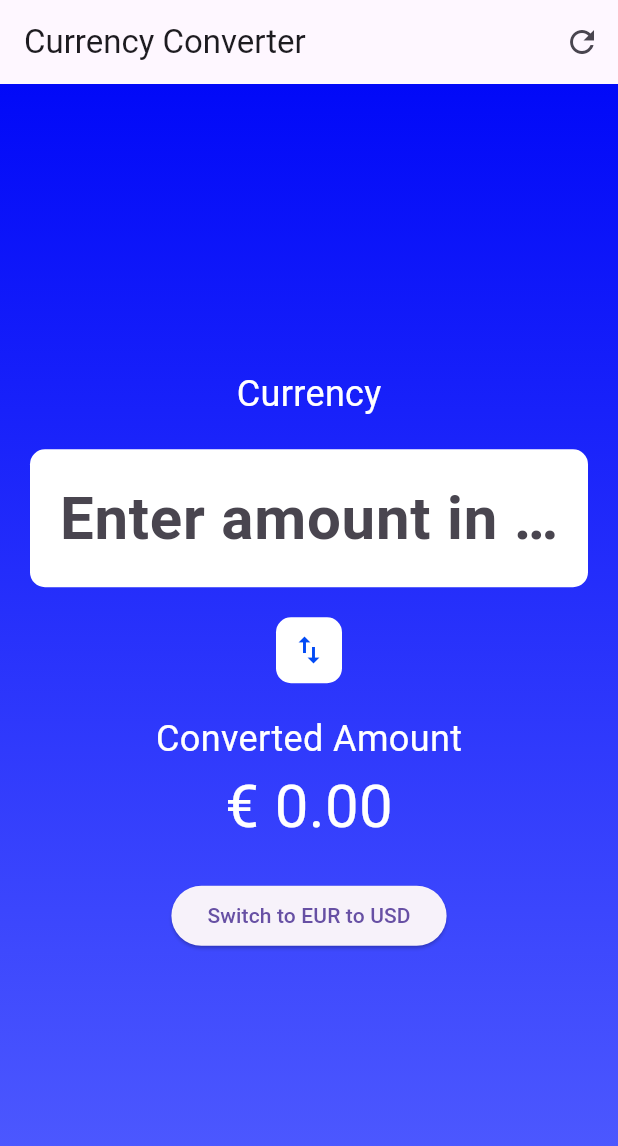
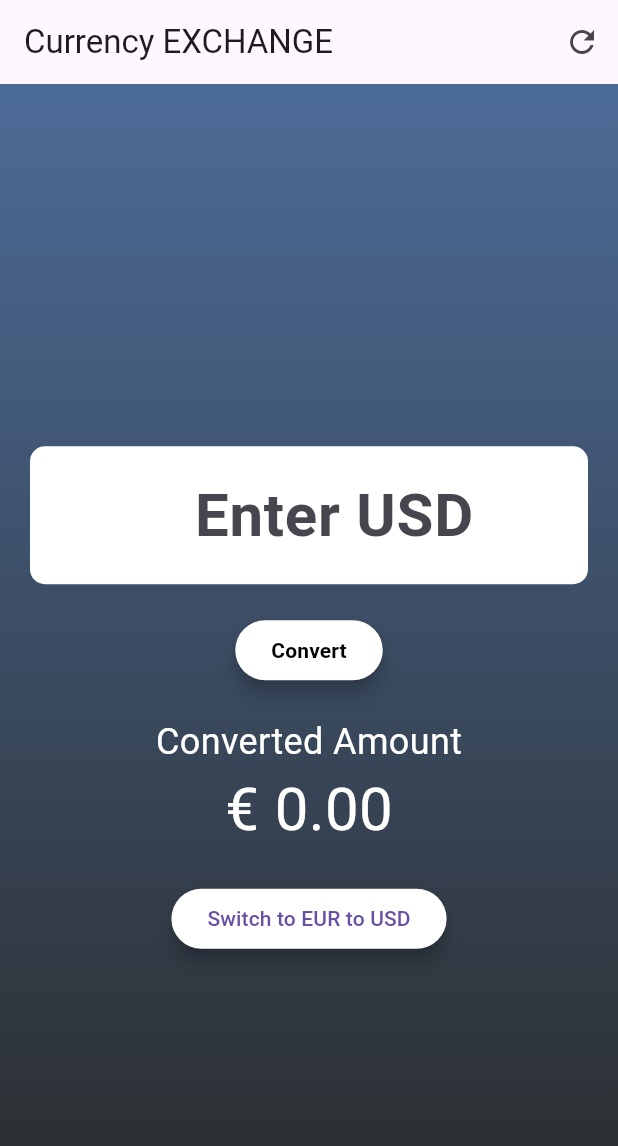
Before and after one commit to Carlang77/mobileapp_currencyconverter_test, a Flutter app: the screen it shows after launch, on a phone screen of 412 x 824 dp. Shown: the top 1146 px of the screen. Run offline on Flutter 3.47's test engine with Material 3 defaults, Android fonts, the light colour scheme and no system bars; network calls fail.

Commit message:
Update to layout

```diff
--- a/lib/main.dart
+++ b/lib/main.dart
@@ -68,7 +68,7 @@ class _ExchangeScreenState extends State<ExchangeScreen> {
   Widget build(BuildContext context) {
     return Scaffold(
       appBar: AppBar(
-        title: Text('Currency Converter'),
+        title: Text('Currency EXCHANGE'),
         actions: [
           IconButton(
             icon: Icon(Icons.refresh),
@@ -78,46 +78,63 @@ class _ExchangeScreenState extends State<ExchangeScreen> {
       ),
       body: Container(
         padding: EdgeInsets.all(20.0),
+        decoration: BoxDecoration(
+          gradient: LinearGradient(
+            colors: [
+              Color.fromARGB(255, 76, 107, 151), // Top half is white
+              const Color.fromARGB(255, 42, 43, 43), // Bottom half is blue
+            ],
+            begin: Alignment.topCenter,
+            end: Alignment.bottomCenter,
+          ),
+        ),
         child: Column(
           mainAxisAlignment: MainAxisAlignment.center,
           children: [
             Text(
-              'Currency',
+              '',
               style: TextStyle(fontSize: 24, color: Colors.white),
             ),
             SizedBox(height: 20),
             TextField(
               controller: _amountController,
               decoration: InputDecoration(
-                hintText: _isConvertingFromUSD
-                    ? 'Enter amount in USD'
-                    : 'Enter amount in EUR',
+                hintText: _isConvertingFromUSD ? 'Enter USD' : 'Enter EUR',
                 filled: true,
                 fillColor: Colors.white,
                 border: OutlineInputBorder(
                   borderRadius: BorderRadius.circular(10),
                   borderSide: BorderSide.none,
                 ),
+                prefix: Text(
+                  _isConvertingFromUSD ? '\$ ' : '€ ',
+                  style: TextStyle(
+                    fontWeight: FontWeight.bold,
+                    fontSize: 40,
+                    color: Color.fromARGB(255, 89, 89, 91),
+                  ),
+                ),
               ),
               keyboardType: TextInputType.number,
               textAlign: TextAlign.center,
               style: TextStyle(
-                fontWeight: FontWeight.bold, // Make the text bold
-                fontSize: 40, // Match the font size of the converted amount
+                fontWeight: FontWeight.bold,
+                fontSize: 40,
+                color: Color.fromARGB(255, 89, 89, 91),
               ),
             ),
             SizedBox(height: 20),
-            GestureDetector(
-              onTap: _convertCurrency,
-              child: Container(
-                decoration: BoxDecoration(
-                  color: Colors.white,
-                  borderRadius: BorderRadius.circular(10),
-                ),
-                padding: EdgeInsets.all(10),
-                child: Icon(
-                  Icons.swap_vert,
-                  color: Color.fromARGB(255, 2, 75, 245),
+            ElevatedButton(
+              onPressed: _convertCurrency,
+              style: ElevatedButton.styleFrom(
+                primary: Colors.white, // Button background color is white
+                elevation: 5, // Add shadow to the button
+              ),
+              child: Text(
+                'Convert',
+                style: TextStyle(
+                  color: Colors.black, // Text color is black
+                  fontWeight: FontWeight.bold,
                 ),
               ),
             ),
@@ -133,22 +150,16 @@ class _ExchangeScreenState extends State<ExchangeScreen> {
             SizedBox(height: 20),
             ElevatedButton(
               onPressed: _toggleCurrency,
+              style: ElevatedButton.styleFrom(
+                primary: Colors.white, // Button background color is white
+                elevation: 5, // Add shadow to the button
+              ),
               child: Text(_isConvertingFromUSD
                   ? 'Switch to EUR to USD'
                   : 'Switch to USD to EUR'),
             ),
           ],
         ),
-        decoration: BoxDecoration(
-          gradient: LinearGradient(
-            colors: [
-              Color.fromARGB(255, 1, 9, 248),
-              const Color.fromARGB(255, 82, 94, 255)
-            ],
-            begin: Alignment.topCenter,
-            end: Alignment.bottomCenter,
-          ),
-        ),
       ),
     );
   }
--- a/pubspec.yaml
+++ b/pubspec.yaml
@@ -11,6 +11,7 @@ dependencies:
   flutter:
     sdk: flutter
   http: ^0.13.3
+  intl: ^0.17.0
 
   cupertino_icons: ^1.0.2
 
```
Also changed, not shown: pubspec.lock.
